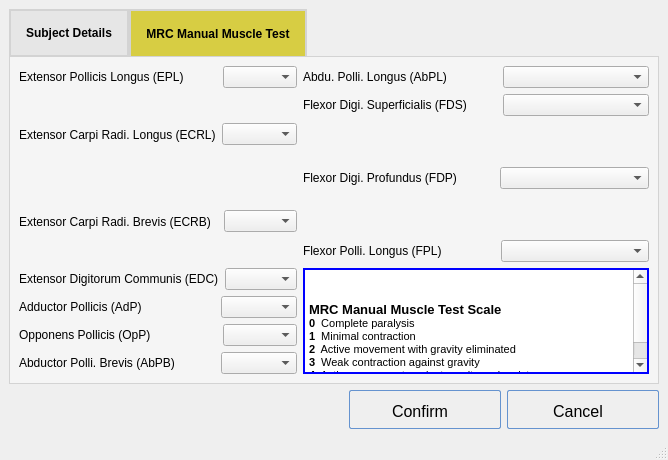
Before: the Qt Designer form POML060_v1/stagetwonew.ui in viniltc/POML060, drawn with Qt 5.
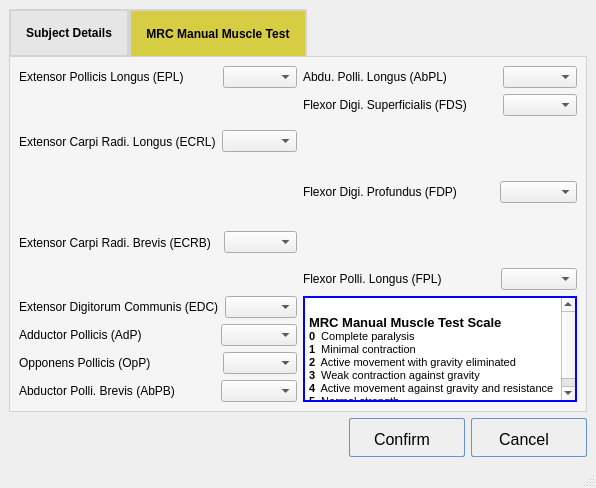
After: the same form once the commit is applied. The open tabs and pages were chosen to show the change.

What changed in the file:
```diff
--- a/POML060_v1/stagetwonew.ui
+++ b/POML060_v1/stagetwonew.ui
@@ -6,8 +6,8 @@
    <rect>
     <x>0</x>
     <y>0</y>
-    <width>668</width>
-    <height>460</height>
+    <width>577</width>
+    <height>488</height>
    </rect>
   </property>
   <property name="windowTitle">
@@ -314,7 +314,6 @@
 p, li { white-space: pre-wrap; }
 &lt;/style&gt;&lt;/head&gt;&lt;body style=&quot; font-family:'MS Shell Dlg 2'; font-size:8.25pt; font-weight:400; font-style:normal;&quot;&gt;
 &lt;p style=&quot;-qt-paragraph-type:empty; margin-top:0px; margin-bottom:0px; margin-left:0px; margin-right:0px; -qt-block-indent:0; text-indent:0px;&quot;&gt;&lt;br /&gt;&lt;/p&gt;
-&lt;p style=&quot;-qt-paragraph-type:empty; margin-top:0px; margin-bottom:0px; margin-left:0px; margin-right:0px; -qt-block-indent:0; text-indent:0px; font-size:10pt; font-weight:600;&quot;&gt;&lt;br /&gt;&lt;/p&gt;
 &lt;p style=&quot; margin-top:0px; margin-bottom:0px; margin-left:0px; margin-right:0px; -qt-block-indent:0; text-indent:0px;&quot;&gt;&lt;span style=&quot; font-size:10pt; font-weight:600;&quot;&gt;MRC Manual Muscle Test Scale&lt;/span&gt;&lt;/p&gt;
 &lt;p style=&quot; margin-top:0px; margin-bottom:0px; margin-left:0px; margin-right:0px; -qt-block-indent:0; text-indent:0px;&quot;&gt;&lt;span style=&quot; font-weight:600;&quot;&gt;0&lt;/span&gt;  Complete paralysis&lt;/p&gt;
 &lt;p style=&quot; margin-top:0px; margin-bottom:0px; margin-left:0px; margin-right:0px; -qt-block-indent:0; text-indent:0px;&quot;&gt;&lt;span style=&quot; font-weight:600;&quot;&gt;1&lt;/span&gt;  Minimal contraction&lt;/p&gt;
```
Left out of the diff: 4 changed lines with no effect on the pictures.
